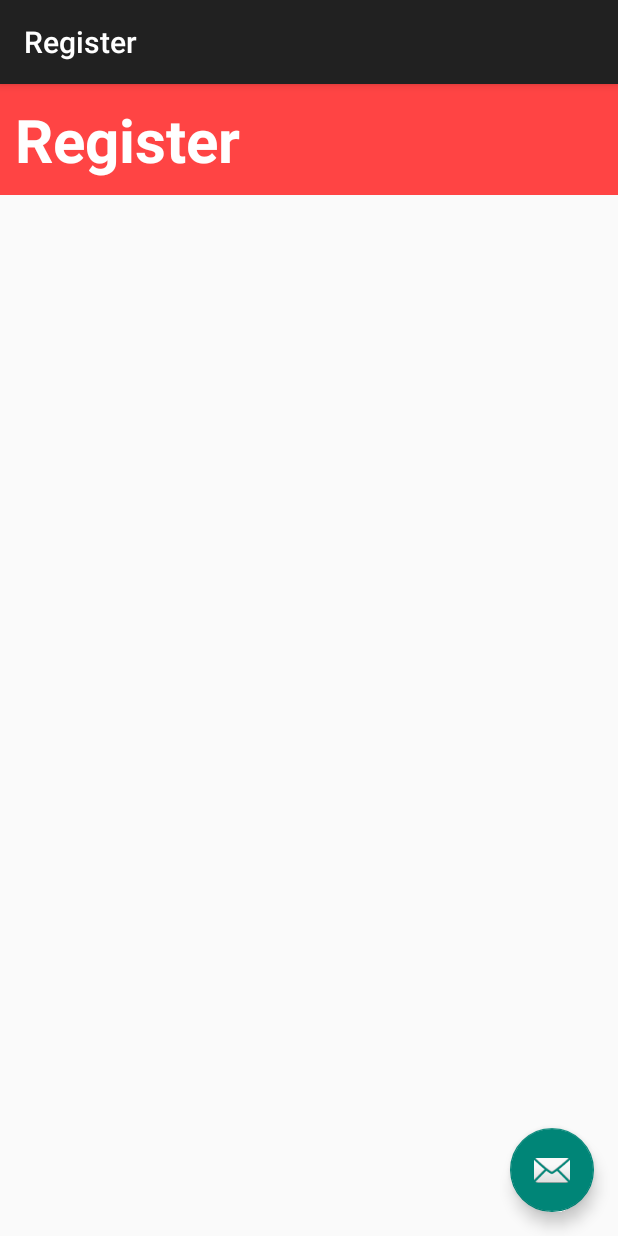
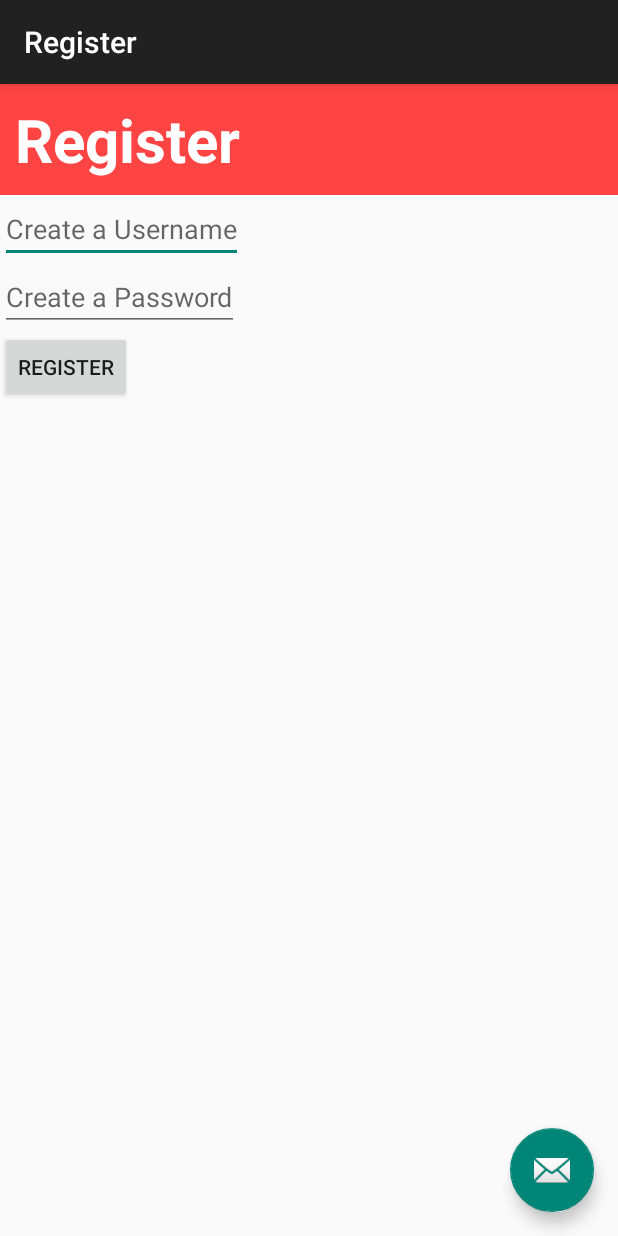
Before and after one commit to DoYouWantToBuildAProgram/Recs-From-Techs, an Android app: the Register screen opened directly, with no data from a screen before it, on a phone screen of 412 x 824 dp. Run offline under Robolectric (Android 15) with nearby library versions, the phone set to English and light mode, and no system bars.

Commit message:
add registration screen

```diff
--- a/app/src/main/java/com/example/erica/recsfromtechs/Register.java
+++ b/app/src/main/java/com/example/erica/recsfromtechs/Register.java
@@ -6,6 +6,7 @@ import android.support.design.widget.Snackbar;
 import android.support.v7.app.AppCompatActivity;
 import android.support.v7.widget.Toolbar;
 import android.view.View;
+import android.content.Intent;
 
 public class Register extends AppCompatActivity {
 
@@ -26,4 +27,9 @@ public class Register extends AppCompatActivity {
         });
     }
 
+    public void registerUser(View view) {
+        Intent intent = new Intent(this,Login.class);
+        startActivity(intent);
+    }
+
 }
--- a/app/src/main/res/layout/content_register.xml
+++ b/app/src/main/res/layout/content_register.xml
@@ -20,6 +20,19 @@
         android:textStyle="bold"
         android:background="@android:color/holo_red_light"
         />
+    <EditText android:id="@+id/createuser"
+        android:layout_width="wrap_content"
+        android:layout_height="wrap_content"
+        android:hint="@string/createuser"/>
+    <EditText android:id="@+id/createpass"
+        android:layout_width="wrap_content"
+        android:layout_height="wrap_content"
+        android:hint="@string/createpass"/>
+    <Button
+        android:layout_width="wrap_content"
+        android:layout_height="wrap_content"
+        android:text="@string/register_button"
+        android:onClick="registerUser"/>
 
 
 </LinearLayout>
--- a/app/src/main/res/values/strings.xml
+++ b/app/src/main/res/values/strings.xml
@@ -14,4 +14,7 @@
     <string name="title_activity_dashboard">dashboard</string>
     <string name="dashboard">Dashboard</string>
     <string name="logout">Logout</string>
+    <string name="createuser">Create a Username</string>
+    <string name="createpass">Create a Password</string>
+    <string name="confirmpass">Confirm Password</string>
 </resources>
```
